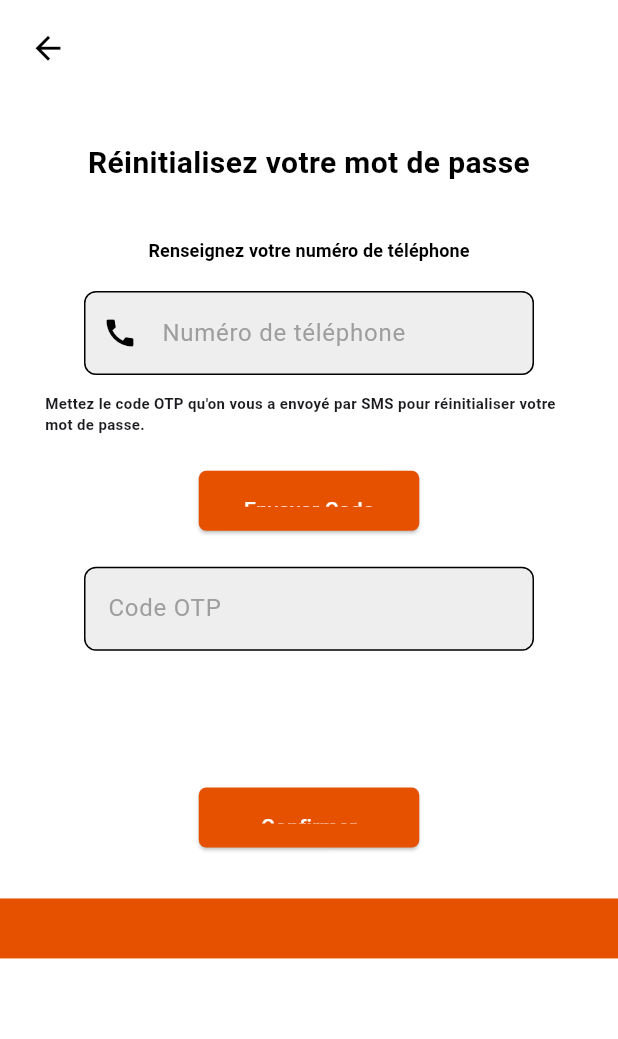
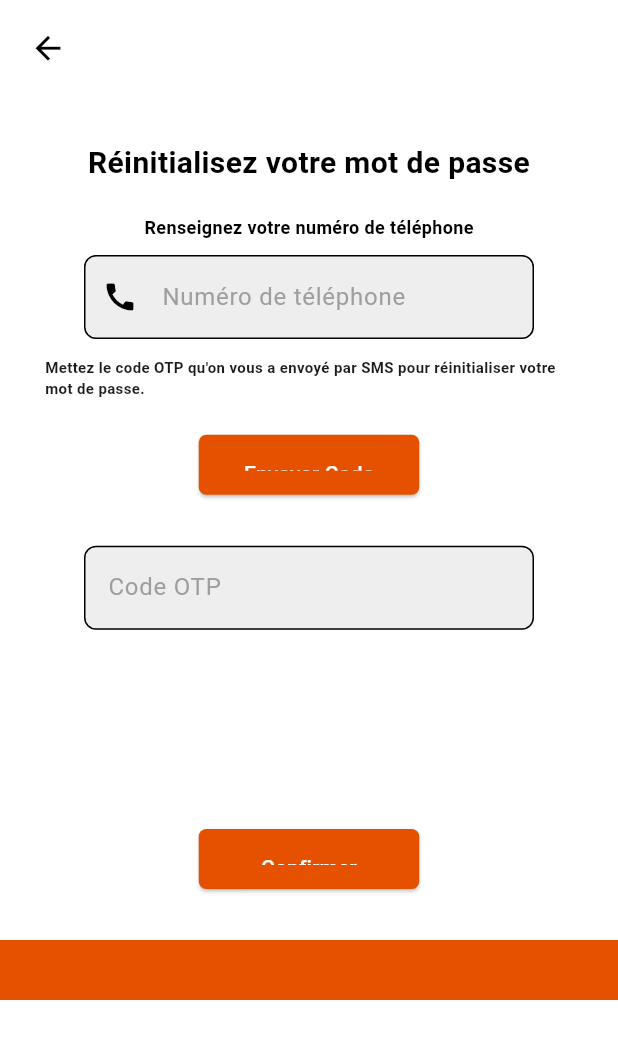
Before and after one commit to mouhamed48-diagne/TERA_REPO, a Flutter app: the ForgottenPassword screen opened directly, on a phone screen of 412 x 824 dp. Shown: the top 1039 px of the screen. Run offline on Flutter 3.47's test engine with Material 3 defaults, Android fonts, the light colour scheme and no system bars; our stand-ins replace page_transition.

Commit message:
Update forgotten_password_producteur.dart

```diff
--- a/lib/forgotten_password_producteur.dart
+++ b/lib/forgotten_password_producteur.dart
@@ -44,18 +44,15 @@ class _ForgottenPasswordState extends State<ForgottenPassword> {
                   textAlign: TextAlign.center,
                 ),
                 const SizedBox(height: 20),
-                TextButton(
-                  onPressed: () {},
-                  child: const Text(
-                    'Renseignez votre numéro de téléphone',
-                    style: TextStyle(
-                      fontWeight: FontWeight.bold,
-                      fontSize: 12,
-                      color: Colors.black,
-                    ),
+                Text(
+                  'Renseignez votre numéro de téléphone',
+                  style: TextStyle(
+                    fontWeight: FontWeight.bold,
+                    fontSize: 12,
+                    color: Colors.black,
                   ),
                 ),
-                const SizedBox(height: 3),
+                const SizedBox(height: 10),
                 SizedBox(
                   width: 300,
                   height: 57.83,
@@ -102,7 +99,7 @@ class _ForgottenPasswordState extends State<ForgottenPassword> {
                     textAlign: TextAlign.center,
                   ),
                 ),
-                const SizedBox(height: 20),
+                const SizedBox(height: 30),
                 SizedBox(
                   width: 300,
                   height: 57.83,
@@ -121,9 +118,8 @@ class _ForgottenPasswordState extends State<ForgottenPassword> {
                     style: const TextStyle(color: Colors.black),
                   ),
                 ),
-                const SizedBox(height: 10.3),
                 Padding(
-                  padding: const EdgeInsets.only(top: 75),
+                  padding: const EdgeInsets.only(top: 127),
                   child: ElevatedButton(
                     onPressed: () {
                       final userconfirm = _userconfirmController.text;
```
